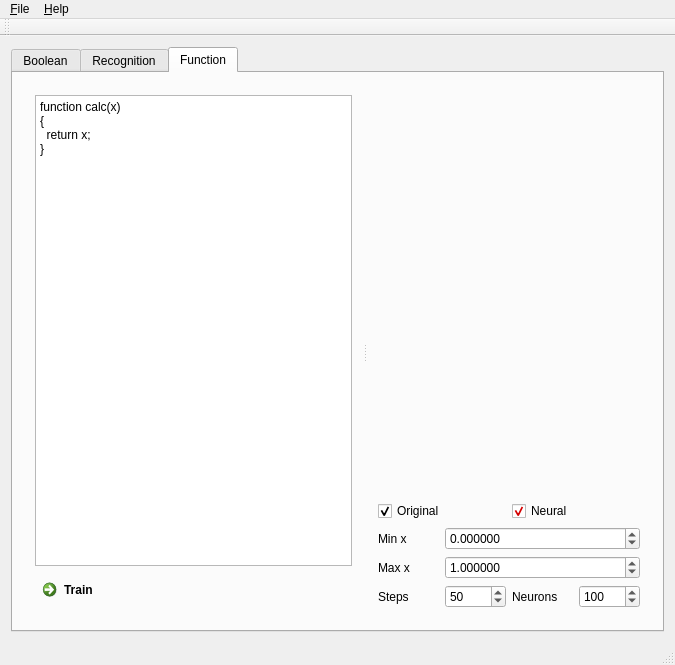
The window that Gui/MainWindow.ui (sarum9in/lab_neuro_example) describes before a commit, drawn with Qt 5.
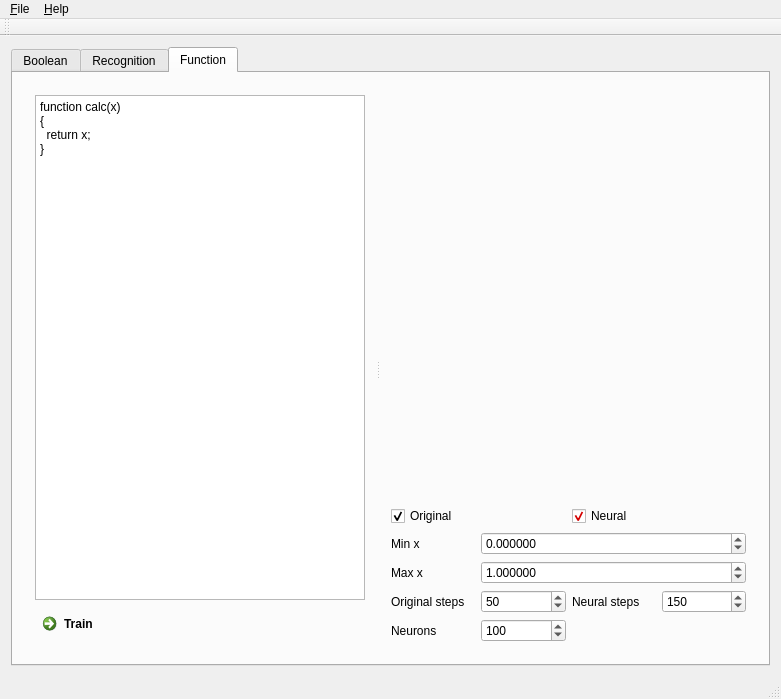
The same window after the commit. The open tabs and pages were chosen to show the change. Custom widgets are drawn as their Qt base class.

Commit message: FunctionController: steps -> neuralSteps + originalSteps.

The edit to the form file:
```diff
--- a/Gui/MainWindow.ui
+++ b/Gui/MainWindow.ui
@@ -6,8 +6,8 @@
    <rect>
     <x>0</x>
     <y>0</y>
-    <width>675</width>
-    <height>665</height>
+    <width>781</width>
+    <height>699</height>
    </rect>
   </property>
   <property name="windowTitle">
@@ -389,13 +389,6 @@
               </property>
              </widget>
             </item>
-            <item row="5" column="0">
-             <widget class="QLabel" name="label_6">
-              <property name="text">
-               <string>Steps</string>
-              </property>
-             </widget>
-            </item>
             <item row="5" column="1">
              <widget class="QSpinBox" name="functionSteps">
               <property name="minimum">
@@ -409,14 +402,21 @@
               </property>
              </widget>
             </item>
-            <item row="5" column="2">
+            <item row="5" column="0">
+             <widget class="QLabel" name="label_6">
+              <property name="text">
+               <string>Original steps</string>
+              </property>
+             </widget>
+            </item>
+            <item row="6" column="0">
              <widget class="QLabel" name="label_7">
               <property name="text">
                <string>Neurons</string>
               </property>
              </widget>
             </item>
-            <item row="5" column="3">
+            <item row="6" column="1">
              <widget class="QSpinBox" name="functionNeurons">
               <property name="minimum">
                <number>1</number>
@@ -429,6 +429,26 @@
               </property>
              </widget>
             </item>
+            <item row="5" column="2">
+             <widget class="QLabel" name="label_10">
+              <property name="text">
+               <string>Neural steps</string>
+              </property>
+             </widget>
+            </item>
+            <item row="5" column="3">
+             <widget class="QSpinBox" name="functionNeuralSteps">
+              <property name="minimum">
+               <number>10</number>
+              </property>
+              <property name="maximum">
+               <number>5000</number>
+              </property>
+              <property name="value">
+               <number>150</number>
+              </property>
+             </widget>
+            </item>
            </layout>
           </widget>
          </widget>
@@ -444,7 +464,7 @@
     <rect>
      <x>0</x>
      <y>0</y>
-     <width>675</width>
+     <width>781</width>
      <height>20</height>
     </rect>
    </property>
```
Left out of the diff: 4 changed lines with no effect on the pictures. The commit also changes 3 other files.
